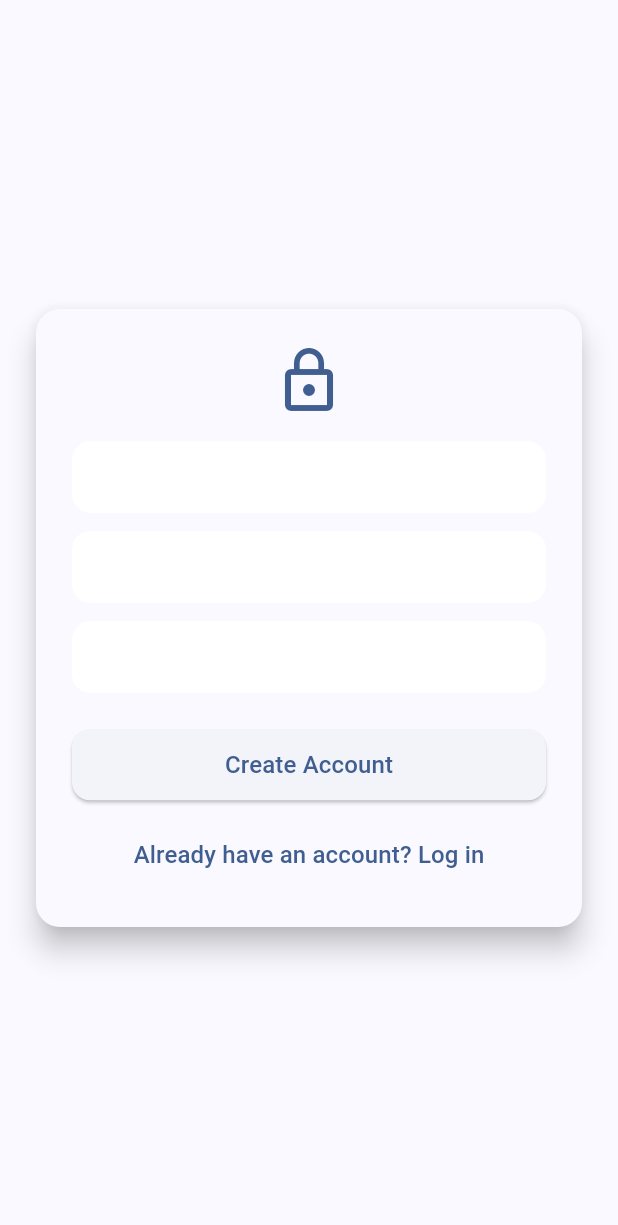
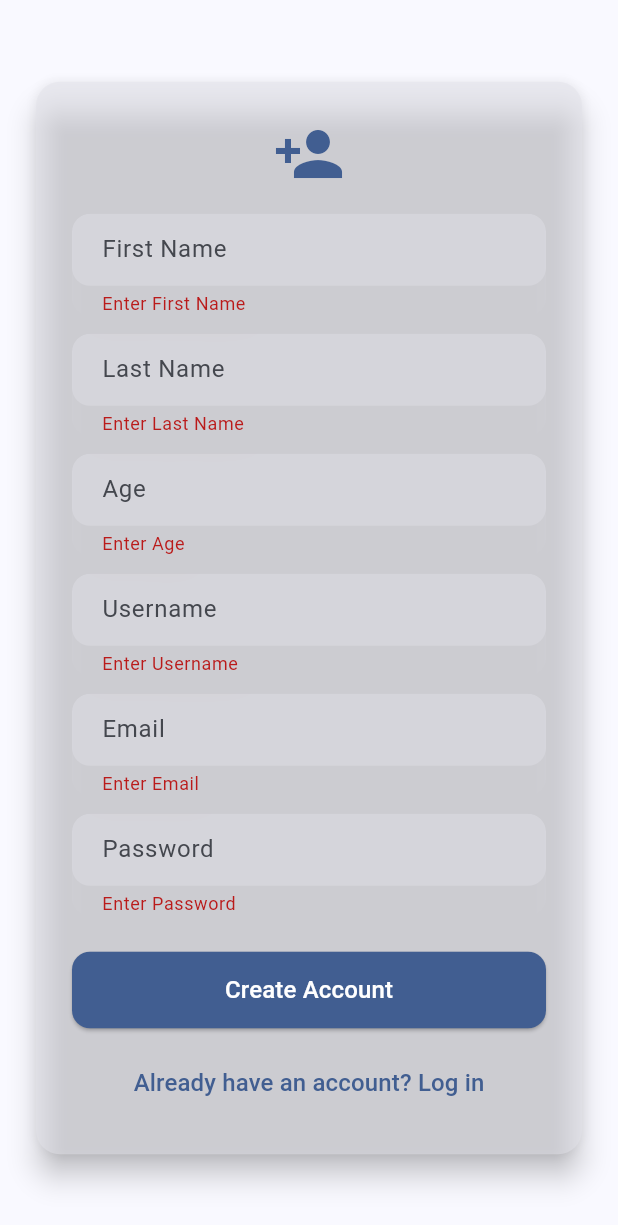
Before and after one commit to Ekenweohia/Android-assessment, a Flutter app: the SignupScreen screen opened by its route, after a tap on "Create Account", on a phone screen of 412 x 824 dp. Shown: the top 1225 px of the screen. Run offline on Flutter 3.47's test engine with Material 3 defaults, Android fonts, the phone set to English and light mode, and no system bars; our stand-ins replace dio, flutter_riverpod, freezed_annotation, go_router.

Commit message:
Update signup_screen.dart

```diff
--- a/lib/ui/auth/signup_screen.dart
+++ b/lib/ui/auth/signup_screen.dart
@@ -12,20 +12,32 @@ class SignupScreen extends ConsumerStatefulWidget {
 }
 
 class _SignupScreenState extends ConsumerState<SignupScreen> {
-  final _userCtrl  = TextEditingController();
-  final _emailCtrl = TextEditingController();
-  final _pwCtrl    = TextEditingController();
-  final _formKey   = GlobalKey<FormState>();
+  final _firstNameCtrl = TextEditingController();
+  final _lastNameCtrl  = TextEditingController();
+  final _ageCtrl       = TextEditingController();
+  final _usernameCtrl  = TextEditingController();
+  final _emailCtrl     = TextEditingController();
+  final _pwCtrl        = TextEditingController();
+  final _formKey       = GlobalKey<FormState>();
 
   @override
   void dispose() {
-    _userCtrl.dispose();
+    _firstNameCtrl.dispose();
+    _lastNameCtrl.dispose();
+    _ageCtrl.dispose();
+    _usernameCtrl.dispose();
     _emailCtrl.dispose();
     _pwCtrl.dispose();
     super.dispose();
   }
 
-  Widget _glassInput({required String label, required TextEditingController ctrl, bool obscure = false}) {
+  Widget _glassField({
+    required String label,
+    required TextEditingController ctrl,
+    TextInputType keyboardType = TextInputType.text,
+    bool obscure = false,
+  }) {
+    final cs = Theme.of(context).colorScheme;
     return ClipRRect(
       borderRadius: BorderRadius.circular(12),
       child: BackdropFilter(
@@ -33,18 +45,25 @@ class _SignupScreenState extends ConsumerState<SignupScreen> {
         child: TextFormField(
           controller: ctrl,
           obscureText: obscure,
-          style: const TextStyle(color: Colors.white),
+          keyboardType: keyboardType,
+          style: TextStyle(color: cs.onSurface),
           decoration: InputDecoration(
             labelText: label,
-            labelStyle: const TextStyle(color: Colors.white70),
+            labelStyle: TextStyle(color: cs.onSurfaceVariant),
             filled: true,
-            fillColor: Colors.white.withValues(),
+            fillColor: cs.surfaceContainerHighest.withOpacity(0.4),
             border: OutlineInputBorder(
               borderRadius: BorderRadius.circular(12),
               borderSide: BorderSide.none,
             ),
           ),
-          validator: (v) => v == null || v.isEmpty ? 'Enter $label' : null,
+          validator: (v) {
+            if (v == null || v.isEmpty) return 'Enter $label';
+            if (label == 'Age' && int.tryParse(v) == null) {
+              return 'Age must be a number';
+            }
+            return null;
+          },
         ),
       ),
     );
@@ -53,56 +72,103 @@ class _SignupScreenState extends ConsumerState<SignupScreen> {
   @override
   Widget build(BuildContext context) {
     final cs = Theme.of(context).colorScheme;
+    final authState = ref.watch(authVMProvider);
+
     ref.listen<AuthState>(authVMProvider, (prev, state) {
-      state.when(
-        idle:    ()    => null,
-        loading: ()    => null,
-        success: (_)   => GoRouter.of(context).go('/tasks'),
-        error:   (msg) => ScaffoldMessenger.of(context).showSnackBar(
-                            SnackBar(content: Text(msg))),
+      state.whenOrNull(
+        success: (_) => context.go('/tasks'),
+        error:   (msg) => ScaffoldMessenger.of(context)
+                            .showSnackBar(SnackBar(content: Text(msg))),
       );
     });
 
-    final authState = ref.watch(authVMProvider);
-
     return Scaffold(
-      backgroundColor: cs.surface.withValues(),
+      backgroundColor: cs.surface,
       body: Center(
+        child: SingleChildScrollView(
+          padding: const EdgeInsets.symmetric(horizontal: 24),
+          child: ConstrainedBox(
+            constraints: const BoxConstraints(maxWidth: 400),
             child: Card(
+              color: cs.surfaceContainerHighest.withOpacity(0.5),
               elevation: 8,
-          color: cs.surface.withValues(),
-          shape: RoundedRectangleBorder(borderRadius: BorderRadius.circular(16)),
-          margin: const EdgeInsets.symmetric(horizontal: 24),
+              shape: RoundedRectangleBorder(
+                borderRadius: BorderRadius.circular(16),
+              ),
+              margin: const EdgeInsets.symmetric(vertical: 32),
               child: Padding(
                 padding: const EdgeInsets.all(24),
+                child: Form(
+                  key: _formKey,
                   child: Column(
                     mainAxisSize: MainAxisSize.min,
                     children: [
-                Icon(Icons.lock_outline, size: 48, color: cs.primary),
+                      Icon(Icons.person_add, size: 48, color: cs.primary),
                       const SizedBox(height: 16),
 
-                // Glass-style inputs
-                _glassInput(label: 'Username', ctrl: _userCtrl),
+                      _glassField(
+                        label: 'First Name',
+                        ctrl: _firstNameCtrl,
+                      ),
                       const SizedBox(height: 12),
-                _glassInput(label: 'Email',    ctrl: _emailCtrl),
+
+                      _glassField(
+                        label: 'Last Name',
+                        ctrl: _lastNameCtrl,
+                      ),
                       const SizedBox(height: 12),
-                _glassInput(label: 'Password', ctrl: _pwCtrl, obscure: true),
+
+                      _glassField(
+                        label: 'Age',
+                        ctrl: _ageCtrl,
+                        keyboardType: TextInputType.number,
+                      ),
+                      const SizedBox(height: 12),
+
+                      _glassField(
+                        label: 'Username',
+                        ctrl: _usernameCtrl,
+                      ),
+                      const SizedBox(height: 12),
+
+                      _glassField(
+                        label: 'Email',
+                        ctrl: _emailCtrl,
+                        keyboardType: TextInputType.emailAddress,
+                      ),
+                      const SizedBox(height: 12),
+
+                      _glassField(
+                        label: 'Password',
+                        ctrl: _pwCtrl,
+                        obscure: true,
+                      ),
                       const SizedBox(height: 24),
 
-                // Submit button
                       authState.maybeWhen(
                         loading: () => const CircularProgressIndicator(),
                         orElse: () => SizedBox(
                           width: double.infinity,
                           child: ElevatedButton(
+                            style: ElevatedButton.styleFrom(
+                              backgroundColor: cs.primary,
+                              foregroundColor: cs.onPrimary,
+                              padding: const EdgeInsets.symmetric(vertical: 14),
+                              shape: RoundedRectangleBorder(
+                                borderRadius: BorderRadius.circular(12),
+                              ),
+                            ),
                             onPressed: () {
-                        if (_formKey.currentState!.validate()) {
+                              if (!_formKey.currentState!.validate()) return;
+
                               ref.read(authVMProvider.notifier).signup(
-                            _userCtrl.text.trim(),
-                            _emailCtrl.text.trim(),
-                            _pwCtrl.text.trim(),
+                                firstName: _firstNameCtrl.text.trim(),
+                                lastName:  _lastNameCtrl.text.trim(),
+                                age:       int.parse(_ageCtrl.text.trim()),
+                                username:  _usernameCtrl.text.trim(),
+                                email:     _emailCtrl.text.trim(),
+                                password:  _pwCtrl.text.trim(),
                               );
-                        }
                             },
                             child: const Text('Create Account'),
                           ),
@@ -111,10 +177,16 @@ class _SignupScreenState extends ConsumerState<SignupScreen> {
 
                       const SizedBox(height: 12),
                       TextButton(
-                  onPressed: () => GoRouter.of(context).go('/login'),
-                  child: const Text('Already have an account? Log in'),
+                        onPressed: () => context.go('/login'),
+                        child: Text(
+                          'Already have an account? Log in',
+                          style: TextStyle(color: cs.primary),
+                        ),
                       ),
                     ],
+                  ),
+                ),
+              ),
             ),
           ),
         ),
```
Lines whose indentation alone changed are shown as unchanged.
